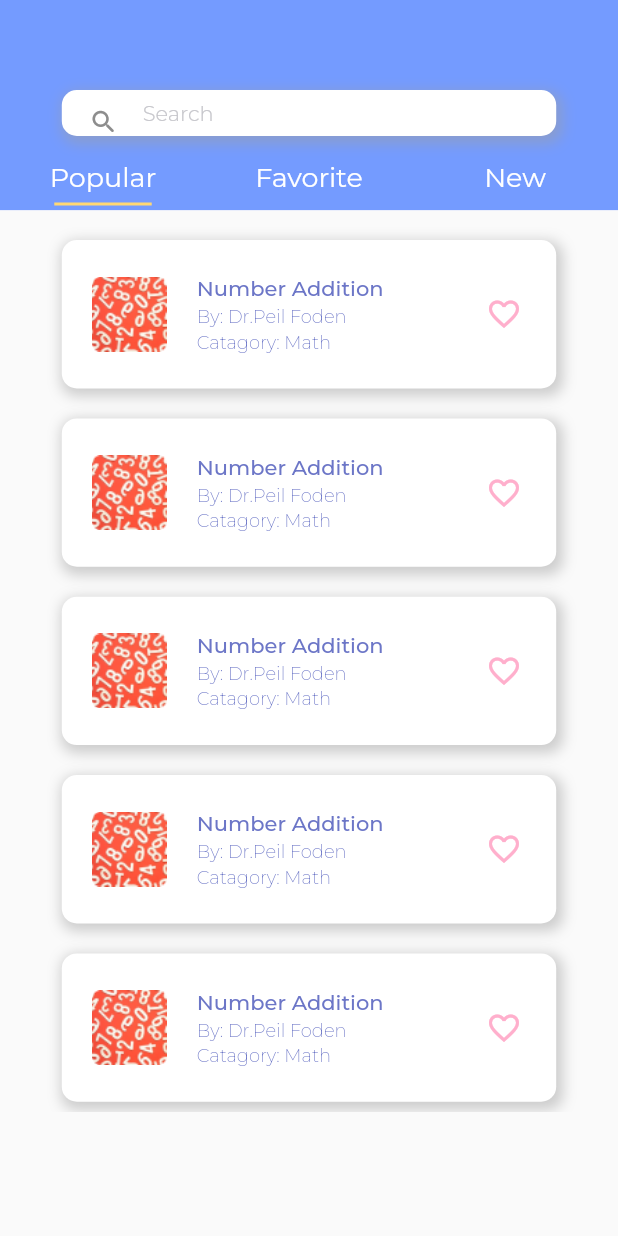
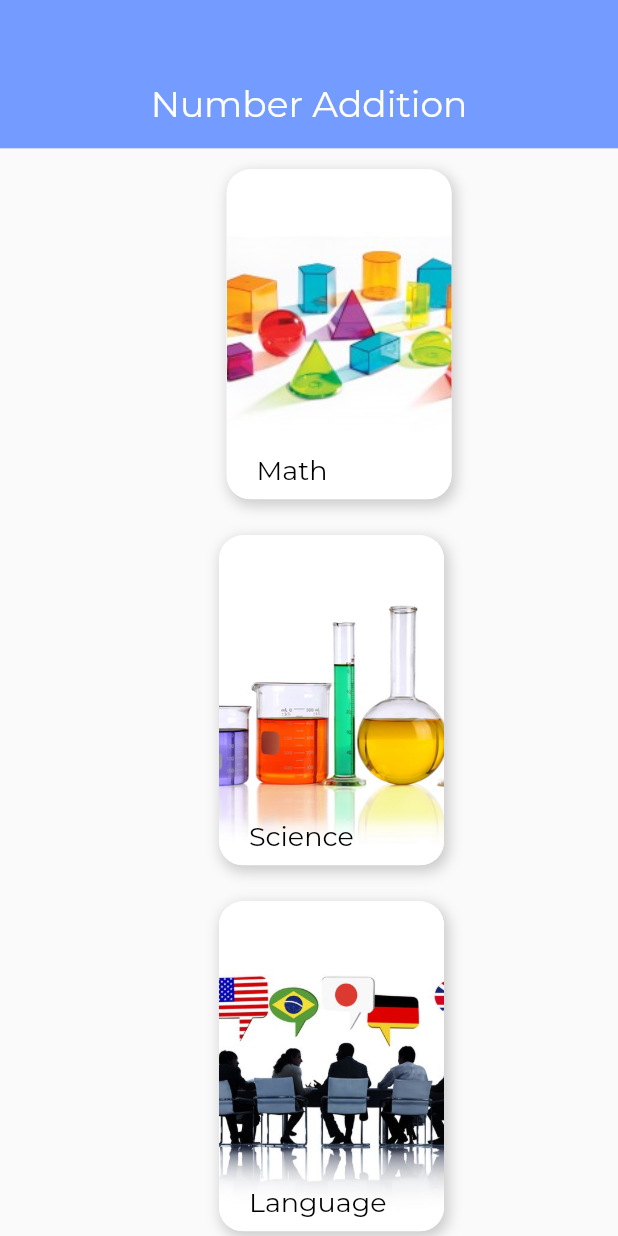
Before and after one commit to JamesJamesJa/rememable, a Flutter app: the Search screen opened directly, after a tap on "Number Addition", on a phone screen of 412 x 824 dp. Run offline on Flutter 3.47's test engine with Material 2 defaults, Android fonts, the phone set to English and light mode, and no system bars; our stand-ins replace google_fonts.

Commit message:
[ADD] Front-end Stucture on Flashcard Details Page :art:

```diff
--- /dev/null
+++ b/lib/screens/flashcard-details.dart
@@ -0,0 +1,236 @@
+import 'package:flutter/material.dart';
+import 'package:google_fonts/google_fonts.dart';
+// import 'package:kelena/models/user.dart';
+// import 'package:kelena/providers/student.dart';
+// import 'package:kelena/screens/firstCome.dart';
+// import 'package:kelena/screens/instructorTime.dart';
+// import 'package:kelena/widgets/student/dialogAddSchedule.dart';
+// import 'package:provider/provider.dart';
+
+class FlashcardDetails extends StatefulWidget {
+  // final User teacher;
+  // final String id, name, classNow;
+  // final bool fav;
+  // final int index;
+  // final int selectedTabIndex;
+  // final Function changeIndex;
+  const FlashcardDetails({
+    Key key,
+    // this.teacher,
+    // this.id,
+    // this.name,
+    // this.classNow,
+    // this.fav,
+    // this.index,
+    // this.selectedTabIndex,
+    // this.changeIndex,
+  }) : super(key: key);
+  @override
+  _FlashcardDetailsState createState() => _FlashcardDetailsState();
+}
+
+class _FlashcardDetailsState extends State<FlashcardDetails> {
+  Widget build(BuildContext context) {
+    return Scaffold(
+      body: Container(
+        height: MediaQuery.of(context).size.height,
+        color: Color(0xFFFAFAFA),
+        child: Column(
+          children: [
+            Container(
+              height: MediaQuery.of(context).size.height * 0.12,
+              width: MediaQuery.of(context).size.width,
+              color: Color(0xFF749BFF),
+              child: Center(
+                child: Container(
+                  padding: EdgeInsets.only(top: 40),
+                  child: Text(
+                    'Number Addition',
+                    style: GoogleFonts.montserrat(
+                      textStyle: TextStyle(
+                          color: Colors.white,
+                          fontSize: 24.0,
+                          fontWeight: FontWeight.w400),
+                    ),
+                  ),
+                ),
+              ),
+            ),
+            Container(
+              height: MediaQuery.of(context).size.height * 0.88,
+              // padding: EdgeInsets.only(top: 10),
+              child: SingleChildScrollView(
+                scrollDirection: Axis.vertical,
+                child: Column(
+                  children: [
+                    Container(
+                      decoration: BoxDecoration(
+                        color: Colors.white,
+                        borderRadius: BorderRadius.circular(16),
+                        boxShadow: [
+                          BoxShadow(
+                            color: Colors.grey.withOpacity(0.5),
+                            spreadRadius: 1,
+                            blurRadius: 7,
+                            offset: Offset(2, 3),
+                          ),
+                        ],
+                      ),
+                      margin: EdgeInsets.only(left: 40, top: 14, bottom: 10),
+                      child: Stack(
+                        children: [
+                          ClipRRect(
+                            borderRadius: BorderRadius.circular(16),
+                            child: Image.asset(
+                              'images/category-math-cover.jpeg',
+                              height: 220,
+                              width: 150,
+                              fit: BoxFit.cover,
+                            ),
+                          ),
+                          Container(
+                            margin: EdgeInsets.only(top: 190, left: 20),
+                            child: Text(
+                              'Math',
+                              style: GoogleFonts.montserrat(
+                                textStyle: TextStyle(
+                                    color: Color(0xFF000000),
+                                    fontSize: 18.0,
+                                    fontWeight: FontWeight.w400),
+                              ),
+                            ),
+                          ),
+                        ],
+                      ),
+                    ),
+                    Container(
+                      decoration: BoxDecoration(
+                        color: Colors.white,
+                        borderRadius: BorderRadius.circular(16),
+                        boxShadow: [
+                          BoxShadow(
+                            color: Colors.grey.withOpacity(0.5),
+                            spreadRadius: 1,
+                            blurRadius: 7,
+                            offset: Offset(2, 3),
+                          ),
+                        ],
+                      ),
+                      margin: EdgeInsets.only(left: 30, top: 14, bottom: 10),
+                      child: Stack(
+                        children: [
+                          ClipRRect(
+                            borderRadius: BorderRadius.circular(16),
+                            child: Image.asset(
+                              'images/category-science-cover2.jpeg',
+                              height: 220,
+                              width: 150,
+                              fit: BoxFit.cover,
+                            ),
+                          ),
+                          Container(
+                            margin: EdgeInsets.only(top: 190, left: 20),
+                            child: Text(
+                              'Science',
+                              style: GoogleFonts.montserrat(
+                                textStyle: TextStyle(
+                                    color: Color(0xFF000000),
+                                    fontSize: 18.0,
+                                    fontWeight: FontWeight.w400),
+                              ),
+                            ),
+                          ),
+                        ],
+                      ),
+                    ),
+                    Container(
+                      decoration: BoxDecoration(
+                        color: Colors.white,
+                        borderRadius: BorderRadius.circular(16),
+                        boxShadow: [
+                          BoxShadow(
+                            color: Colors.grey.withOpacity(0.5),
+                            spreadRadius: 1,
+                            blurRadius: 7,
+                            offset: Offset(2, 3),
+                          ),
+                        ],
+                      ),
+                      margin: EdgeInsets.only(left: 30, top: 14, bottom: 10),
+                      child: Stack(
+                        children: [
+                          ClipRRect(
+                            borderRadius: BorderRadius.circular(16),
+                            child: Image.asset(
+                              'images/category-language-cover.jpeg',
+                              height: 220,
+                              width: 150,
+                              fit: BoxFit.cover,
+                            ),
+                          ),
+                          Container(
+                            margin: EdgeInsets.only(top: 190, left: 20),
+                            child: Text(
+                              'Language',
+                              style: GoogleFonts.montserrat(
+                                textStyle: TextStyle(
+                                    color: Color(0xFF000000),
+                                    fontSize: 18.0,
+                                    fontWeight: FontWeight.w400),
+                              ),
+                            ),
+                          ),
+                        ],
+                      ),
+                    ),
+                    Container(
+                      decoration: BoxDecoration(
+                        color: Colors.white,
+                        borderRadius: BorderRadius.circular(16),
+                        boxShadow: [
+                          BoxShadow(
+                            color: Colors.grey.withOpacity(0.5),
+                            spreadRadius: 1,
+                            blurRadius: 7,
+                            offset: Offset(2, 3),
+                          ),
+                        ],
+                      ),
+                      margin: EdgeInsets.only(
+                          left: 30, top: 14, bottom: 10, right: 40),
+                      child: Stack(
+                        children: [
+                          ClipRRect(
+                            borderRadius: BorderRadius.circular(16),
+                            child: Image.asset(
+                              'images/category-coding-cover.jpeg',
+                              height: 220,
+                              width: 150,
+                              fit: BoxFit.cover,
+                            ),
+                          ),
+                          Container(
+                            margin: EdgeInsets.only(top: 190, left: 20),
+                            child: Text(
+                              'Coding',
+                              style: GoogleFonts.montserrat(
+                                textStyle: TextStyle(
+                                    color: Color(0xFF000000),
+                                    fontSize: 18.0,
+                                    fontWeight: FontWeight.w400),
+                              ),
+                            ),
+                          ),
+                        ],
+                      ),
+                    ),
+                  ],
+                ),
+              ),
+            ),
+          ],
+        ),
+      ),
+    );
+  }
+}
--- a/lib/widgets/flashcard-box.dart
+++ b/lib/widgets/flashcard-box.dart
@@ -1,4 +1,5 @@
 import 'package:flutter/material.dart';
+import 'package:rememable/screens/flashcard-details.dart';
 // import 'package:kelena/models/user.dart';
 // import 'package:kelena/providers/student.dart';
 // import 'package:kelena/screens/firstCome.dart';
@@ -155,16 +156,17 @@ class _FlashcardBoxState extends State<FlashcardBox> {
         ),
       ),
       onTap: () {
-        // Navigator.push(
-        //     context,
-        //     MaterialPageRoute(
-        //         builder: (context) => InstructTime(
-        //               selectedTabIndex: widget.selectedTabIndex,
-        //               changeIndex: widget.changeIndex,
-        //               name: widget.name,
-        //               id: widget.id,
-        //               index: widget.index,
-        //             )));
+        Navigator.push(
+            context,
+            MaterialPageRoute(builder: (context) => FlashcardDetails()
+                // InstructTime(
+                //       selectedTabIndex: widget.selectedTabIndex,
+                //       changeIndex: widget.changeIndex,
+                //       name: widget.name,
+                //       id: widget.id,
+                //       index: widget.index,
+                //     )
+                ));
       },
     );
   }
```
